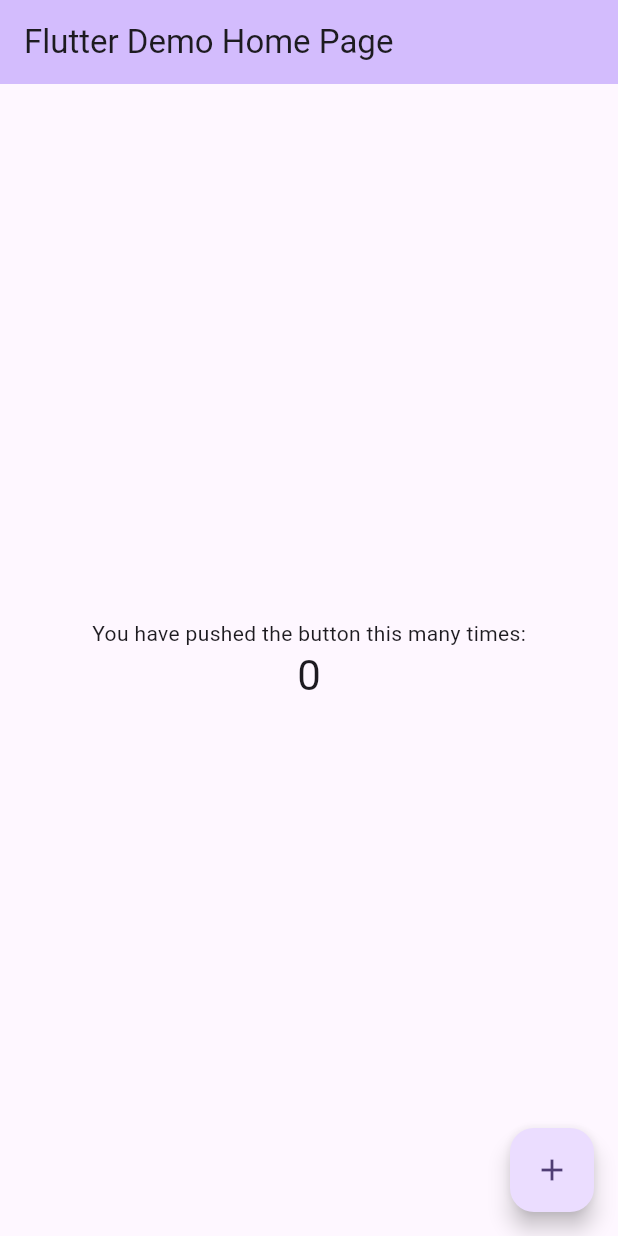
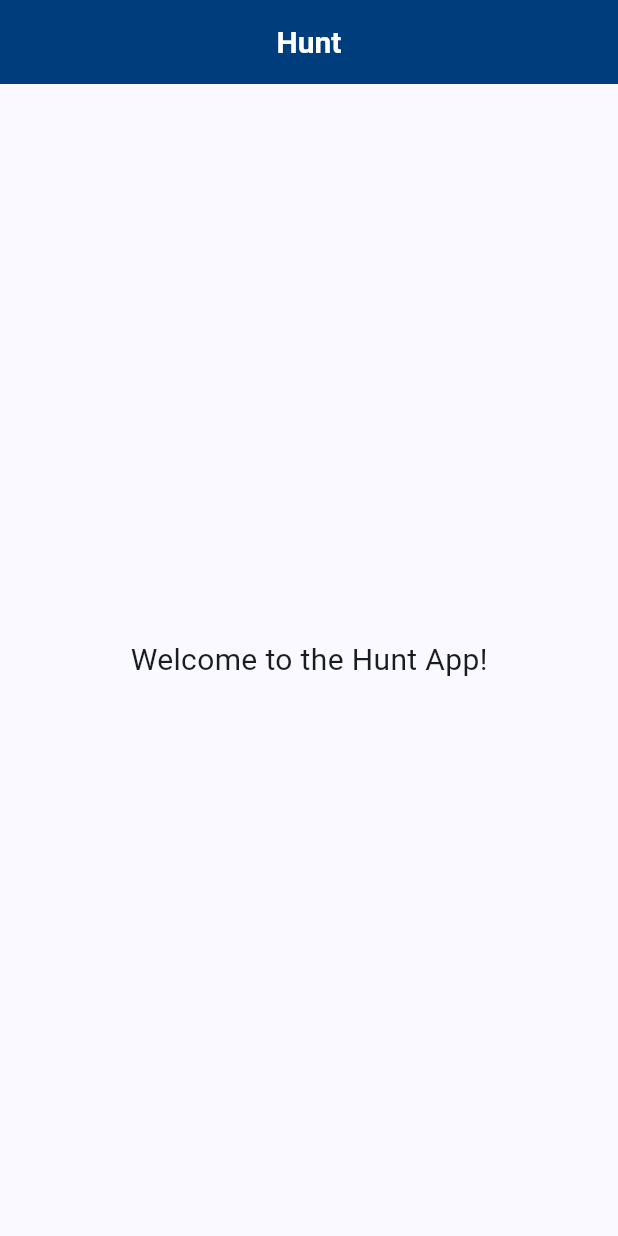
Before and after one commit to JWalker518/slu_scav_hunt, a Flutter app: the screen it shows after launch, on a phone screen of 412 x 824 dp. Run offline on Flutter 3.47's test engine with Material 3 defaults, Android fonts, the phone set to English and light mode, and no system bars; our stand-ins replace flutter_riverpod.

Commit message:
reconfiguring meta data

```diff
--- a/lib/main.dart
+++ b/lib/main.dart
@@ -1,121 +1,44 @@
 import 'package:flutter/material.dart';
+import 'package:flutter_riverpod/flutter_riverpod.dart';
+import 'package:slu_scav_hunt/theme.dart';
 
 void main() {
-  runApp(const MyApp());
+  runApp(
+    const ProviderScope(
+      child: MyApp(),
+    ),
+  );
 }
 
 class MyApp extends StatelessWidget {
   const MyApp({super.key});
 
-  // This widget is the root of your application.
   @override
   Widget build(BuildContext context) {
     return MaterialApp(
-      title: 'Flutter Demo',
-      theme: ThemeData(
-        // This is the theme of your application.
-        //
-        // TRY THIS: Try running your application with "flutter run". You'll see
-        // the application has a purple toolbar. Then, without quitting the app,
-        // try changing the seedColor in the colorScheme below to Colors.green
-        // and then invoke "hot reload" (save your changes or press the "hot
-        // reload" button in a Flutter-supported IDE, or press "r" if you used
-        // the command line to start the app).
-        //
-        // Notice that the counter didn't reset back to zero; the application
-        // state is not lost during the reload. To reset the state, use hot
-        // restart instead.
-        //
-        // This works for code too, not just values: Most code changes can be
-        // tested with just a hot reload.
-        colorScheme: .fromSeed(seedColor: Colors.deepPurple),
-      ),
-      home: const MyHomePage(title: 'Flutter Demo Home Page'),
+      title: 'Hunt',
+      theme: AppTheme.lightTheme,
+      darkTheme: AppTheme.darkTheme,
+      themeMode: ThemeMode.system,
+      home: const HomeScreen(),
     );
   }
 }
 
-class MyHomePage extends StatefulWidget {
-  const MyHomePage({super.key, required this.title});
-
-  // This widget is the home page of your application. It is stateful, meaning
-  // that it has a State object (defined below) that contains fields that affect
-  // how it looks.
-
-  // This class is the configuration for the state. It holds the values (in this
-  // case the title) provided by the parent (in this case the App widget) and
-  // used by the build method of the State. Fields in a Widget subclass are
-  // always marked "final".
-
-  final String title;
-
-  @override
-  State<MyHomePage> createState() => _MyHomePageState();
-}
-
-class _MyHomePageState extends State<MyHomePage> {
-  int _counter = 0;
-
-  void _incrementCounter() {
-    setState(() {
-      // This call to setState tells the Flutter framework that something has
-      // changed in this State, which causes it to rerun the build method below
-      // so that the display can reflect the updated values. If we changed
-      // _counter without calling setState(), then the build method would not be
-      // called again, and so nothing would appear to happen.
-      _counter++;
-    });
-  }
+class HomeScreen extends StatelessWidget {
+  const HomeScreen({super.key});
 
   @override
   Widget build(BuildContext context) {
-    // This method is rerun every time setState is called, for instance as done
-    // by the _incrementCounter method above.
-    //
-    // The Flutter framework has been optimized to make rerunning build methods
-    // fast, so that you can just rebuild anything that needs updating rather
-    // than having to individually change instances of widgets.
     return Scaffold(
       appBar: AppBar(
-        // TRY THIS: Try changing the color here to a specific color (to
-        // Colors.amber, perhaps?) and trigger a hot reload to see the AppBar
-        // change color while the other colors stay the same.
-        backgroundColor: Theme.of(context).colorScheme.inversePrimary,
-        // Here we take the value from the MyHomePage object that was created by
-        // the App.build method, and use it to set our appbar title.
-        title: Text(widget.title),
+        title: const Text('Hunt'),
       ),
-      body: Center(
-        // Center is a layout widget. It takes a single child and positions it
-        // in the middle of the parent.
-        child: Column(
-          // Column is also a layout widget. It takes a list of children and
-          // arranges them vertically. By default, it sizes itself to fit its
-          // children horizontally, and tries to be as tall as its parent.
-          //
-          // Column has various properties to control how it sizes itself and
-          // how it positions its children. Here we use mainAxisAlignment to
-          // center the children vertically; the main axis here is the vertical
-          // axis because Columns are vertical (the cross axis would be
-          // horizontal).
-          //
-          // TRY THIS: Invoke "debug painting" (choose the "Toggle Debug Paint"
-          // action in the IDE, or press "p" in the console), to see the
-          // wireframe for each widget.
-          mainAxisAlignment: .center,
-          children: [
-            const Text('You have pushed the button this many times:'),
-            Text(
-              '$_counter',
-              style: Theme.of(context).textTheme.headlineMedium,
-            ),
-          ],
+      body: const Center(
+        child: Text(
+          'Welcome to the Hunt App!',
+          style: TextStyle(fontSize: 20),
         ),
-      ),
-      floatingActionButton: FloatingActionButton(
-        onPressed: _incrementCounter,
-        tooltip: 'Increment',
-        child: const Icon(Icons.add),
       ),
     );
   }
```
Also changed, not shown: 7 other files.
